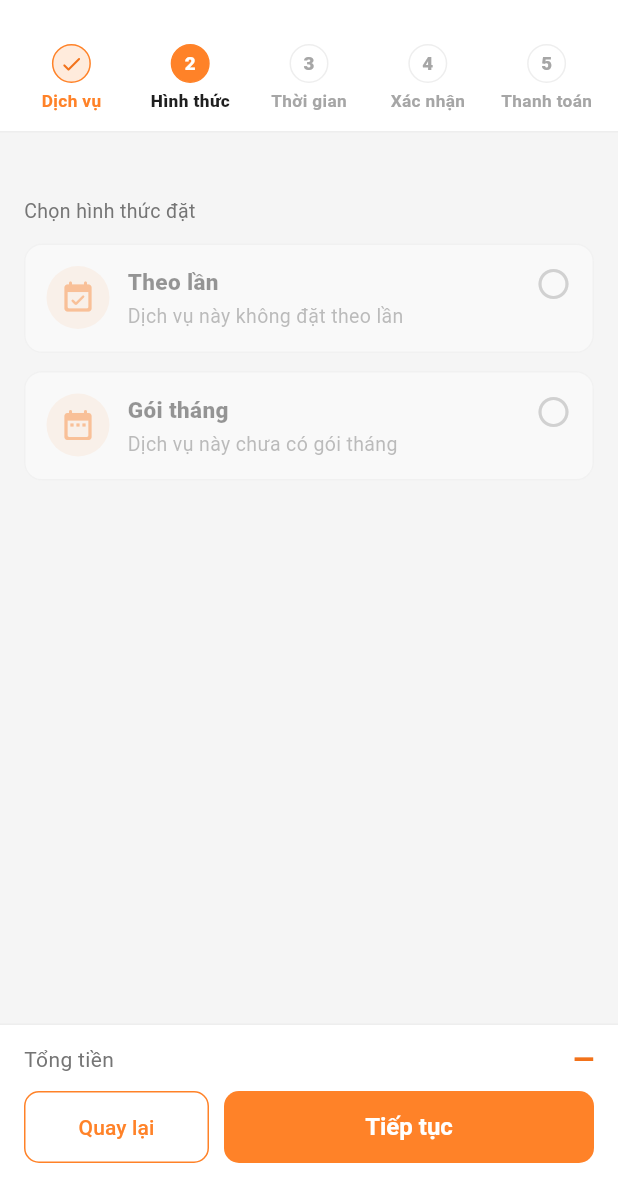
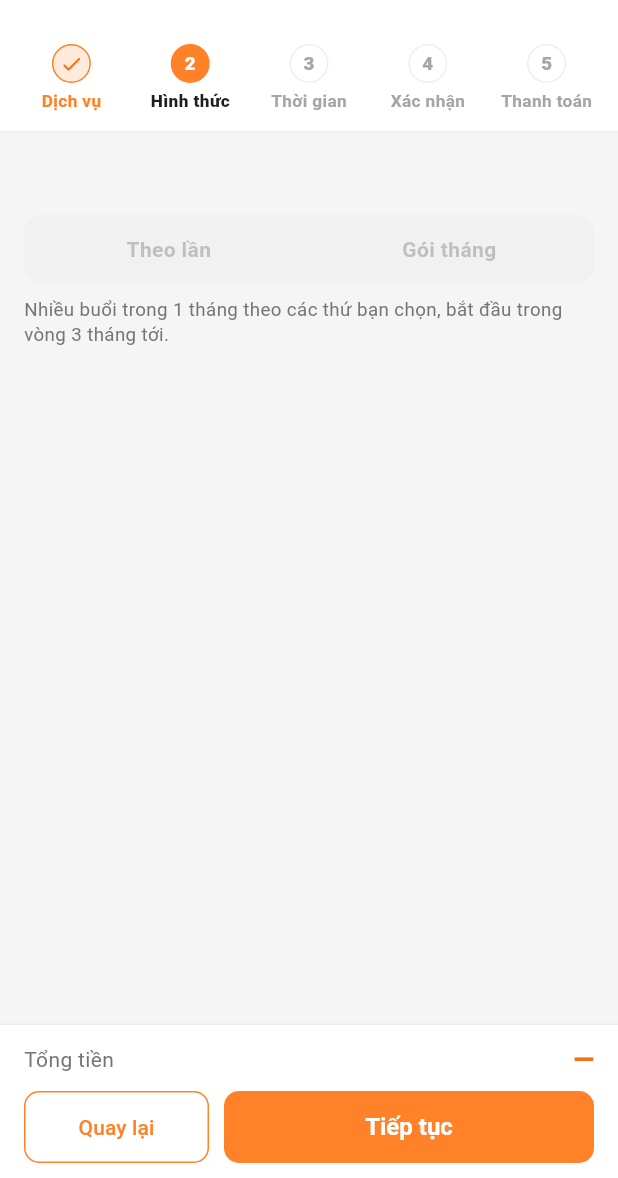
Before and after one commit to LunoNguyen/AppCungCapDichVuGiupViec, a Flutter app: the BookingScreen screen opened directly with empty values, on a phone screen of 412 x 824 dp, the part 58-1236 px from its top. Run offline on Flutter 3.47's test engine with Material 3 defaults, Android fonts, the phone set to English and light mode, and no system bars; our stand-ins replace flutter_local_notifications, geocoding, geolocator, shared_preferences; accounts and stored records are empty; network calls fail.

Commit message:
feat(app): anh dich vu hien tron khong cat; buoc 2 gon; ngay dd/MM/yyyy
- AnhKhongCat: anh contain tren nen chinh anh lam mo (chi tiet dich vu, the noi bat, buoc 1)
- Buoc 2: hai nut hinh thuc tren mot hang + mot dong goi y thay hai the lon
- Lich CTV: khoang ngay hien dd/MM/yyyy (truoc la dd/MM/yy)

Co-Authored-By: Claude Opus 5.5 <noreply@anthropic.com>

```diff
--- a/lib/screens/collaborator/collaborator_schedule_screen.dart
+++ b/lib/screens/collaborator/collaborator_schedule_screen.dart
@@ -538,8 +538,8 @@ class CollaboratorScheduleScreenState
 
     String dateRangeText = 'Chọn khoảng ngày';
     if (_allScheduleDateRange != null) {
-      final s = DateFormat('dd/MM/yy').format(_allScheduleDateRange!.start);
-      final e = DateFormat('dd/MM/yy').format(_allScheduleDateRange!.end);
+      final s = DateFormat('dd/MM/yyyy').format(_allScheduleDateRange!.start);
+      final e = DateFormat('dd/MM/yyyy').format(_allScheduleDateRange!.end);
       dateRangeText = s == e ? s : '$s - $e';
     }
 
--- a/lib/screens/customer/customer_home_screen.dart
+++ b/lib/screens/customer/customer_home_screen.dart
@@ -10,6 +10,7 @@ import '../auth/login_screen.dart';
 import '../../services/booking_api_service.dart';
 import '../../services/catalog_ui.dart';
 import '../../services/nhom_dich_vu.dart';
+import '../../widgets/anh_khong_cat.dart';
 import '../../services/service_catalog_api_service.dart';
 import '../../services/session_service.dart';
 
@@ -516,7 +517,7 @@ class _CustomerHomeScreenState extends State<CustomerHomeScreen> {
       ),
       clipBehavior: Clip.antiAlias,
       child: anh != null
-          ? Image.network(anh, fit: BoxFit.cover, errorBuilder: (_, _, _) => bieuTuong)
+          ? AnhKhongCat(url: anh, thayThe: bieuTuong)
           : bieuTuong,
     );
   }
--- a/lib/screens/customer/dat_dich_vu/buoc_dich_vu.dart
+++ b/lib/screens/customer/dat_dich_vu/buoc_dich_vu.dart
@@ -2,6 +2,7 @@ import 'package:flutter/material.dart';
 import '../../../core/app_colors.dart';
 import '../../../services/catalog_ui.dart';
 import '../../../services/nhom_dich_vu.dart';
+import '../../../widgets/anh_khong_cat.dart';
 
 /// Bước 1: các dịch vụ cùng danh mục, mỗi mã dịch vụ một thẻ (ảnh, tên, "Từ …đ").
 class BuocDichVu extends StatelessWidget {
@@ -86,7 +87,7 @@ class BuocDichVu extends StatelessWidget {
                 height: 64,
                 child: anh == null
                     ? _anhThay(g)
-                    : Image.network(anh, fit: BoxFit.cover, errorBuilder: (_, _, _) => _anhThay(g)),
+                    : AnhKhongCat(url: anh, thayThe: _anhThay(g)),
               ),
             ),
             const SizedBox(width: 12),
--- a/lib/screens/customer/dat_dich_vu/buoc_hinh_thuc.dart
+++ b/lib/screens/customer/dat_dich_vu/buoc_hinh_thuc.dart
@@ -33,26 +33,26 @@ class BuocHinhThuc extends StatelessWidget {
           style: const TextStyle(fontSize: 16, fontWeight: FontWeight.w800, color: AppColors.textPrimary),
         ),
         const SizedBox(height: 4),
-        const Text('Chọn hình thức đặt', style: TextStyle(fontSize: 13, color: AppColors.textSecondary)),
         const SizedBox(height: 12),
-        _the(
-          loai: 'TheoLan',
-          coDuoc: nhom.coTheoLan,
-          icon: Icons.event_available_rounded,
-          ten: 'Theo lần',
-          moTa: 'Đặt một buổi, chọn ngày trong vòng 1 tháng tới.',
-          khongCo: 'Dịch vụ này không đặt theo lần',
+        Container(
+          padding: const EdgeInsets.all(3),
+          decoration: BoxDecoration(color: AppColors.divider.withValues(alpha: 0.6), borderRadius: BorderRadius.circular(12)),
+          child: Row(
+            children: [
+              _nutLoai('TheoLan', 'Theo lần', nhom.coTheoLan),
+              _nutLoai('GoiThang', 'Gói tháng', nhom.coGoiThang),
+            ],
           ),
-        _the(
-          loai: 'GoiThang',
-          coDuoc: nhom.coGoiThang,
-          icon: Icons.date_range_rounded,
-          ten: 'Gói tháng',
-          moTa: 'Nhiều buổi trong 1 tháng theo các thứ bạn chọn, bắt đầu trong vòng 3 tháng tới.',
-          khongCo: 'Dịch vụ này chưa có gói tháng',
+        ),
+        const SizedBox(height: 8),
+        Text(
+          laGoi
+              ? 'Nhiều buổi trong 1 tháng theo các thứ bạn chọn, bắt đầu trong vòng 3 tháng tới.'
+              : 'Một buổi làm, chọn ngày trong vòng 1 tháng tới.',
+          style: const TextStyle(fontSize: 12.5, color: AppColors.textSecondary, height: 1.35),
         ),
         if (bienThes.isNotEmpty) ...[
-          const SizedBox(height: 8),
+          const SizedBox(height: 16),
           Text(
             laGoi ? 'Chọn gói' : 'Chọn thời lượng',
             style: const TextStyle(fontSize: 15, fontWeight: FontWeight.w800, color: AppColors.textPrimary),
@@ -107,65 +107,30 @@ class BuocHinhThuc extends StatelessWidget {
     );
   }
 
-  Widget _the({
-    required String loai,
-    required bool coDuoc,
-    required IconData icon,
-    required String ten,
-    required String moTa,
-    required String khongCo,
-  }) {
+  /// Một nút hình thức trong thanh chọn; hình thức dịch vụ không có thì mờ, không bấm được.
+  Widget _nutLoai(String loai, String nhan, bool coDuoc) {
     final chon = coDuoc && loai == loaiChon;
-    final gia = nhom
-        .bienTheTheoLoai(loai)
-        .map((b) => (num.tryParse(b['donGiaThamKhao']?.toString() ?? '') ?? 0).round())
-        .where((g) => g > 0);
-    final giaTu = gia.isEmpty ? 0 : gia.reduce((a, b) => a < b ? a : b);
-    return Opacity(
-      opacity: coDuoc ? 1 : 0.45,
+    return Expanded(
+      child: Opacity(
+        opacity: coDuoc ? 1 : 0.4,
         child: GestureDetector(
           onTap: coDuoc ? () => onChon(loai) : null,
           child: AnimatedContainer(
             duration: const Duration(milliseconds: 150),
-          margin: const EdgeInsets.only(bottom: 12),
-          padding: const EdgeInsets.all(14),
+            height: 40,
+            alignment: Alignment.center,
             decoration: BoxDecoration(
-            color: chon ? AppColors.brandSurface : Colors.white,
-            borderRadius: BorderRadius.circular(12),
-            border: Border.all(color: chon ? AppColors.brand500 : AppColors.divider, width: chon ? 1.5 : 1),
+              color: chon ? Colors.white : Colors.transparent,
+              borderRadius: BorderRadius.circular(9),
+              boxShadow: chon ? const [BoxShadow(color: Color(0x14000000), blurRadius: 2, offset: Offset(0, 1))] : null,
             ),
-          child: Row(
-            crossAxisAlignment: CrossAxisAlignment.start,
-            children: [
-              Container(
-                width: 42,
-                height: 42,
-                decoration: const BoxDecoration(color: AppColors.brandLight, shape: BoxShape.circle),
-                child: Icon(icon, color: AppColors.brand500),
-              ),
-              const SizedBox(width: 12),
-              Expanded(
-                child: Column(
-                  crossAxisAlignment: CrossAxisAlignment.start,
-                  children: [
-                    Text(ten,
-                        style: const TextStyle(fontWeight: FontWeight.w800, fontSize: 15, color: AppColors.textPrimary)),
-                    const SizedBox(height: 4),
-                    Text(coDuoc ? moTa : khongCo,
-                        style: const TextStyle(fontSize: 13, color: AppColors.textSecondary, height: 1.35)),
-                    if (coDuoc && giaTu > 0) ...[
-                      const SizedBox(height: 6),
-                      Text('Từ ${CatalogUi.money(giaTu)}',
-                          style: const TextStyle(fontWeight: FontWeight.w800, color: AppColors.brand600)),
-                    ],
-                  ],
+            child: Text(
+              nhan,
+              style: TextStyle(
+                fontWeight: chon ? FontWeight.w800 : FontWeight.w600,
+                color: chon ? AppColors.brand600 : AppColors.textSecondary,
               ),
             ),
-              Icon(
-                chon ? Icons.radio_button_checked : Icons.radio_button_unchecked,
-                color: chon ? AppColors.brand500 : AppColors.textMuted,
-              ),
-            ],
           ),
         ),
       ),
```
Also changed, not shown: lib/screens/customer/service_detail_screen.dart (+15 -25 lines), lib/widgets/anh_khong_cat.dart (added, +38 -0 lines), 2 other files. Lines whose indentation alone changed are shown as unchanged.
